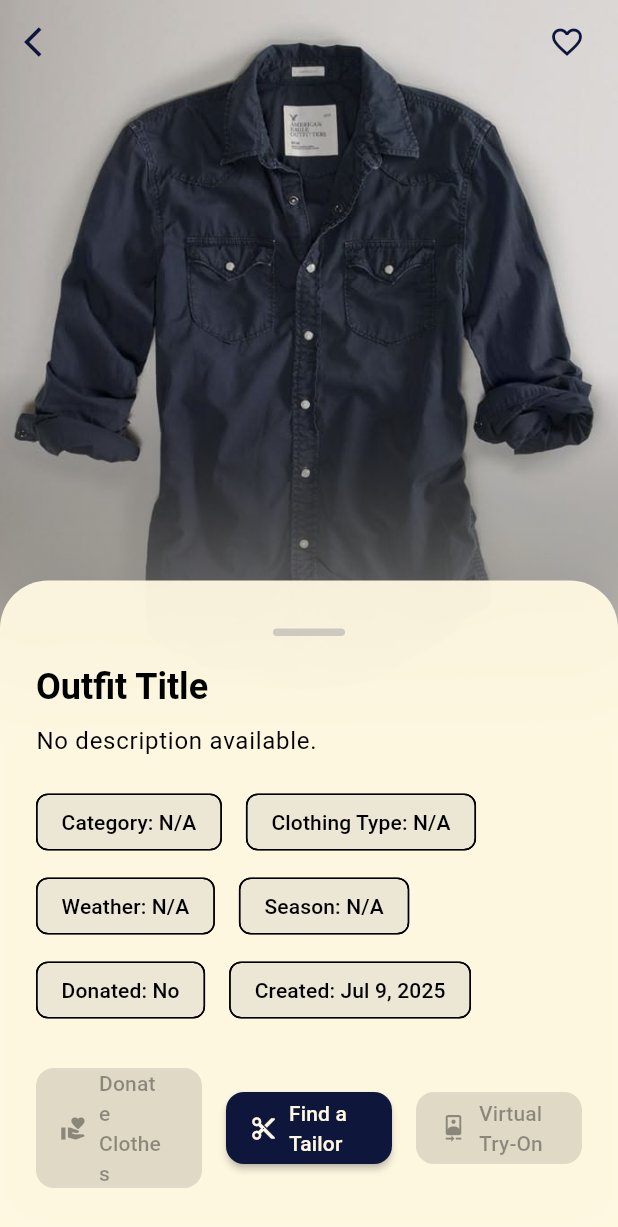
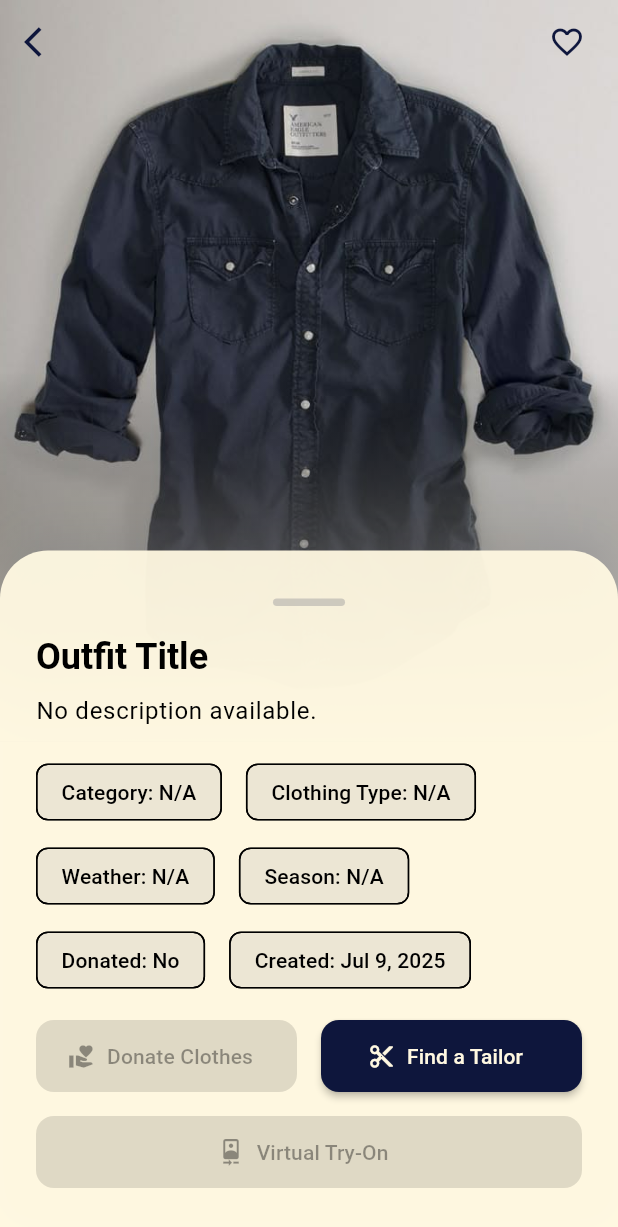
Before and after one commit to techy2567/virtual_wardrobe_app, a Flutter app: the OutfitDetailsScreen screen opened directly, on a phone screen of 412 x 824 dp. Shown: the top 1227 px of the screen. Run offline on Flutter 3.47's test engine with Material 3 defaults, Android fonts, the light colour scheme and no system bars; our stand-ins replace cloud_firestore, firebase_auth, firebase_core, flutter_svg, geocoding, geolocator and 3 more; accounts and stored records are empty; network calls fail.

Commit message:
virtual try-on added

```diff
--- a/lib/screens/auth/signin_screen.dart
+++ b/lib/screens/auth/signin_screen.dart
@@ -14,6 +14,7 @@ class SignInScreen extends StatelessWidget {
 
     return Scaffold(
       appBar: AppBar(
+        automaticallyImplyLeading: false,
         title: const Text('Sign In'),
         backgroundColor: colorScheme.primary,
         foregroundColor: colorScheme.background,
--- a/lib/screens/auth/signup_screen.dart
+++ b/lib/screens/auth/signup_screen.dart
@@ -18,6 +18,7 @@ class SignUpScreen extends StatelessWidget {
 
     return Scaffold(
       appBar: AppBar(
+        automaticallyImplyLeading: false,
         title: const Text('Sign Up'),
         backgroundColor: colorScheme.primary,
         foregroundColor: colorScheme.background,
--- a/lib/screens/outfit_details_screen.dart
+++ b/lib/screens/outfit_details_screen.dart
@@ -215,7 +215,7 @@ class OutfitDetailsScreen extends StatelessWidget {
                         _InfoChip(label: 'Created', value: created),
                       ],
                     ),
-                    const SizedBox(height: 28),
+                    const SizedBox(height: 16),
                     Row(
                       children: [
                         Expanded(
@@ -254,9 +254,10 @@ class OutfitDetailsScreen extends StatelessWidget {
                             ),
                           ),
                         ),
-                        const SizedBox(width: 16),
-                        Expanded(
-                          child: ElevatedButton.icon(
+                      ],
+                    ),
+                    SizedBox(height: 16,),
+                    ElevatedButton.icon(
                       onPressed: outfit == null ? null : () {
                         Navigator.push(
                           context,
@@ -278,9 +279,6 @@ class OutfitDetailsScreen extends StatelessWidget {
                         ),
                         elevation: 2.0,
                       ),
-                          ),
-                        ),
-                      ],
                     ),
                   ],
                 ),
```
Also changed, not shown: lib/controllers/auth_controller.dart (+10 -16 lines), 1 other file. Lines whose indentation alone changed are shown as unchanged.
